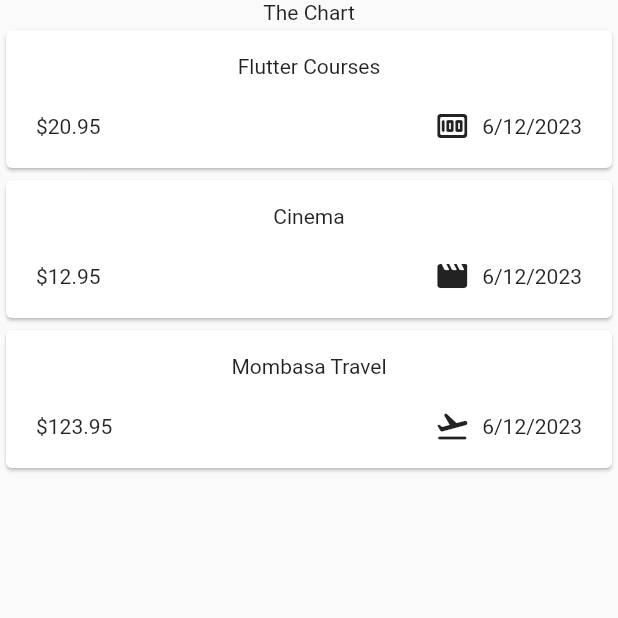
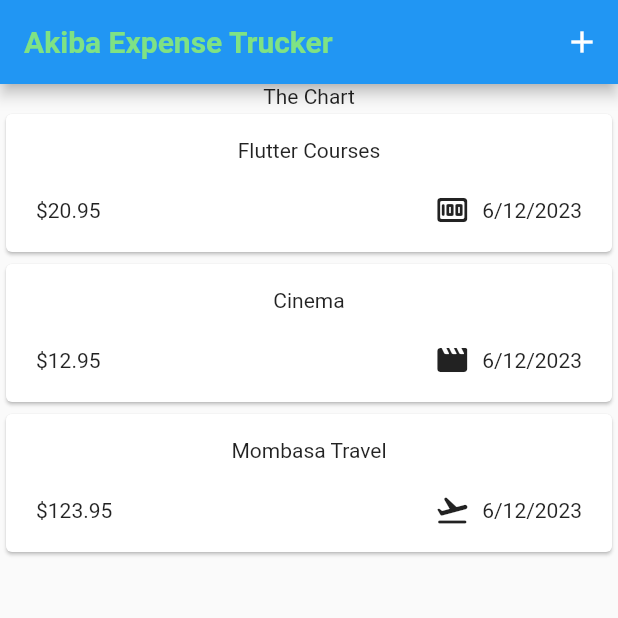
Before and after one commit to newtonkim/expense-tracker, a Flutter app: the screen it shows after launch, on a phone screen of 412 x 824 dp, the top half of it. Run offline on Flutter 3.47's test engine with Material 2 defaults, Android fonts, the phone set to English and light mode, and no system bars.

Commit message:
add appbar and a button icon

```diff
--- a/lib/widgets/expenses.dart
+++ b/lib/widgets/expenses.dart
@@ -33,8 +33,18 @@ class _ExpensesState extends State<Expenses> {
   @override
   Widget build(context) {
     return Scaffold(
+      appBar: AppBar(
+        title: const Text('Akiba Expense Trucker', style: TextStyle(color: Color.fromARGB(255, 127, 226, 132), fontWeight: FontWeight.bold),),
+        actions: [
+          IconButton(
+            onPressed: () {},
+            icon: const Icon(Icons.add),
+          ),
+        ],
+      ),
       body: Column(
         children: [
+          // Add ToolBar with Add button
           const Text('The Chart'),
           Expanded(
             child: ExpensesList(_registeredExpenses),
```
Also changed, not shown: lib/widgets/expenses_list/expenses_list.dart (line endings or trailing spaces).
